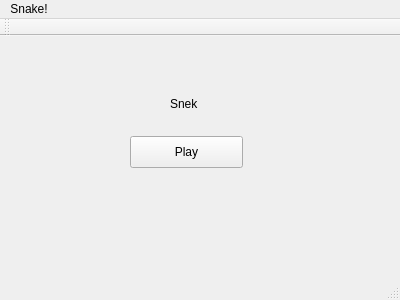
Qt form Snake/mainwindow.ui (slee505/PIC10C-FinalProject) before a commit.
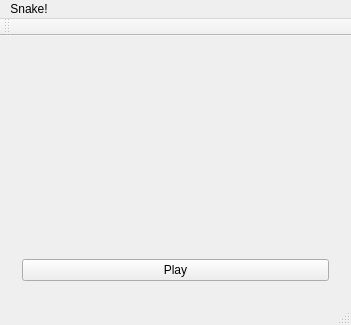
The same form after that commit.

Diff of the .ui file:
```diff
--- a/Snake/mainwindow.ui
+++ b/Snake/mainwindow.ui
@@ -6,40 +6,55 @@
    <rect>
     <x>0</x>
     <y>0</y>
-    <width>400</width>
-    <height>300</height>
+    <width>351</width>
+    <height>325</height>
    </rect>
   </property>
   <property name="windowTitle">
    <string>MainWindow</string>
   </property>
   <widget class="QWidget" name="centralWidget">
-   <widget class="QPushButton" name="pushButton">
-    <property name="geometry">
-     <rect>
-      <x>130</x>
-      <y>100</y>
-      <width>113</width>
-      <height>32</height>
-     </rect>
-    </property>
-    <property name="text">
-     <string>Play</string>
-    </property>
-   </widget>
-   <widget class="QLabel" name="label">
-    <property name="geometry">
-     <rect>
-      <x>170</x>
-      <y>60</y>
-      <width>41</width>
-      <height>16</height>
-     </rect>
-    </property>
-    <property name="text">
-     <string>Snek</string>
-    </property>
-   </widget>
+   <layout class="QGridLayout" name="gridLayout_2">
+    <item row="0" column="0">
+     <widget class="QFrame" name="frame">
+      <layout class="QGridLayout" name="gridLayout">
+       <item row="0" column="0">
+        <widget class="QLabel" name="label">
+         <property name="styleSheet">
+          <string notr="true">font: 13pt &quot;.SF NS Text&quot;;</string>
+         </property>
+         <property name="text">
+          <string/>
+         </property>
+         <property name="alignment">
+          <set>Qt::AlignCenter</set>
+         </property>
+        </widget>
+       </item>
+       <item row="1" column="0">
+        <spacer name="verticalSpacer">
+         <property name="orientation">
+          <enum>Qt::Vertical</enum>
+         </property>
+         <property name="sizeHint" stdset="0">
+          <size>
+           <width>20</width>
+           <height>40</height>
+          </size>
+         </property>
+        </spacer>
+       </item>
+       <item row="2" column="0">
+        <widget class="QPushButton" name="pushButton">
+         <property name="text">
+          <string>Play</string>
+         </property>
+        </widget>
+       </item>
+      </layout>
+     </widget>
+    </item>
+   </layout>
   </widget>
   <widget class="QToolBar" name="mainToolBar">
    <attribute name="toolBarArea">
@@ -55,7 +70,7 @@
     <rect>
      <x>0</x>
      <y>0</y>
-     <width>400</width>
+     <width>351</width>
      <height>22</height>
     </rect>
    </property>
```
